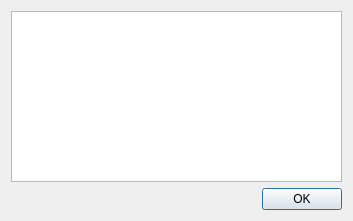
Qt form source/wnd/prompt.ui (ww4u/mct-t4) before a commit.
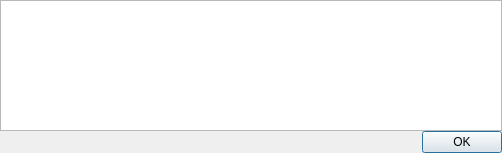
The same form after that commit.

```diff
--- a/source/wnd/prompt.ui
+++ b/source/wnd/prompt.ui
@@ -6,14 +6,29 @@
    <rect>
     <x>0</x>
     <y>0</y>
-    <width>353</width>
-    <height>221</height>
+    <width>502</width>
+    <height>153</height>
    </rect>
   </property>
   <property name="windowTitle">
    <string>Notify</string>
   </property>
   <layout class="QVBoxLayout" name="verticalLayout">
+   <property name="spacing">
+    <number>0</number>
+   </property>
+   <property name="leftMargin">
+    <number>0</number>
+   </property>
+   <property name="topMargin">
+    <number>0</number>
+   </property>
+   <property name="rightMargin">
+    <number>0</number>
+   </property>
+   <property name="bottomMargin">
+    <number>0</number>
+   </property>
    <item>
     <widget class="QListWidget" name="listWidget"/>
    </item>
```
